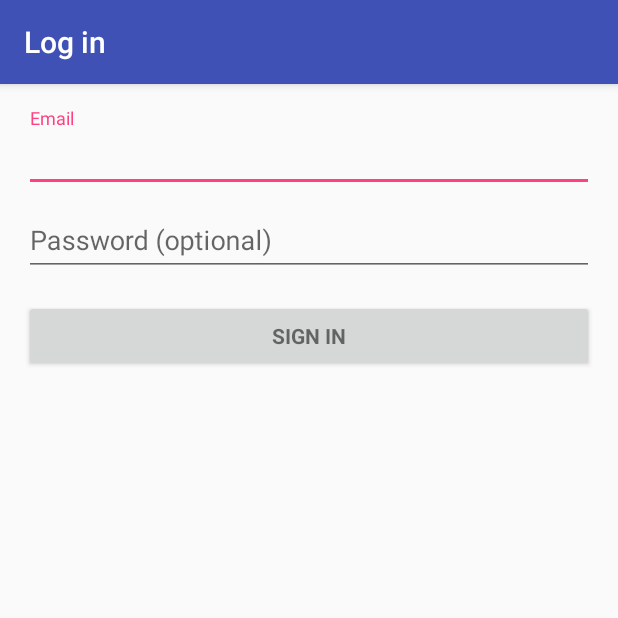
After one commit to HarrisQs/DropDrip, an Android app: the LoginActivity screen opened directly, with no data from a screen before it, on a phone screen of 412 x 824 dp, the top half of it. The commit adds this screen. Run offline under Robolectric (Android 15) with nearby library versions, the phone set to English and light mode, and no system bars.

Commit message:
Create Login Avtivity.

```diff
--- /dev/null
+++ b/app/src/main/res/layout/activity_login.xml
@@ -0,0 +1,50 @@
+<LinearLayout xmlns:android="http://schemas.android.com/apk/res/android"
+    xmlns:tools="http://schemas.android.com/tools" android:layout_width="match_parent"
+    android:layout_height="match_parent" android:gravity="center_horizontal"
+    android:orientation="vertical" android:paddingBottom="@dimen/activity_vertical_margin"
+    android:paddingLeft="@dimen/activity_horizontal_margin"
+    android:paddingRight="@dimen/activity_horizontal_margin"
+    android:paddingTop="@dimen/activity_vertical_margin"
+    tools:context="org.rita.harris.embeddedsystemhomework_termproject.LoginActivity">
+
+    <!-- Login progress -->
+    <ProgressBar android:id="@+id/login_progress" style="?android:attr/progressBarStyleLarge"
+        android:layout_width="wrap_content" android:layout_height="wrap_content"
+        android:layout_marginBottom="8dp" android:visibility="gone" />
+
+    <ScrollView android:id="@+id/login_form" android:layout_width="match_parent"
+        android:layout_height="match_parent">
+
+        <LinearLayout android:id="@+id/email_login_form" android:layout_width="match_parent"
+            android:layout_height="wrap_content" android:orientation="vertical">
+
+            <android.support.design.widget.TextInputLayout android:layout_width="match_parent"
+                android:layout_height="wrap_content">
+
+                <AutoCompleteTextView android:id="@+id/email" android:layout_width="match_parent"
+                    android:layout_height="wrap_content" android:hint="@string/prompt_email"
+                    android:inputType="textEmailAddress" android:maxLines="1"
+                    android:singleLine="true" />
+
+            </android.support.design.widget.TextInputLayout>
+
+            <android.support.design.widget.TextInputLayout android:layout_width="match_parent"
+                android:layout_height="wrap_content">
+
+                <EditText android:id="@+id/password" android:layout_width="match_parent"
+                    android:layout_height="wrap_content" android:hint="@string/prompt_password"
+                    android:imeActionId="@+id/login"
+                    android:imeActionLabel="@string/action_sign_in_short"
+                    android:imeOptions="actionUnspecified" android:inputType="textPassword"
+                    android:maxLines="1" android:singleLine="true" />
+
+            </android.support.design.widget.TextInputLayout>
+
+            <Button android:id="@+id/email_sign_in_button" style="?android:textAppearanceSmall"
+                android:layout_width="match_parent" android:layout_height="wrap_content"
+                android:layout_marginTop="16dp" android:text="@string/action_sign_in"
+                android:textStyle="bold" />
+
+        </LinearLayout>
+    </ScrollView>
+</LinearLayout>
--- a/app/src/main/res/values/strings.xml
+++ b/app/src/main/res/values/strings.xml
@@ -6,5 +6,19 @@
 
     <string name="action_settings">Settings</string>
     <string name="title_activity_main2">Main2Activity</string>
+    <string name="title_activity_login">Log in</string>
+
+    <!-- Strings related to login -->
+    <string name="prompt_email">Email</string>
+    <string name="prompt_password">Password (optional)</string>
+    <string name="action_sign_in">Sign in </string>
+    <string name="action_sign_in_short">Sign in</string>
+    <string name="error_invalid_email">This email address is invalid</string>
+    <string name="error_invalid_password">This password is too short</string>
+    <string name="error_incorrect_password">This password is incorrect</string>
+    <string name="error_field_required">This field is required</string>
+    <string name="permission_rationale">"Contacts permissions are needed for providing email
+        completions."
+    </string>
 
 </resources>
```
Also changed, not shown: app/src/main/AndroidManifest.xml (+9 -0 lines), app/src/main/java/org/rita/harris/embeddedsystemhomework_termproject/LoginActivity.java (added, +249 -0 lines), app/src/main/java/org/rita/harris/embeddedsystemhomework_termproject/MainActivity.java (+4 -11 lines).
